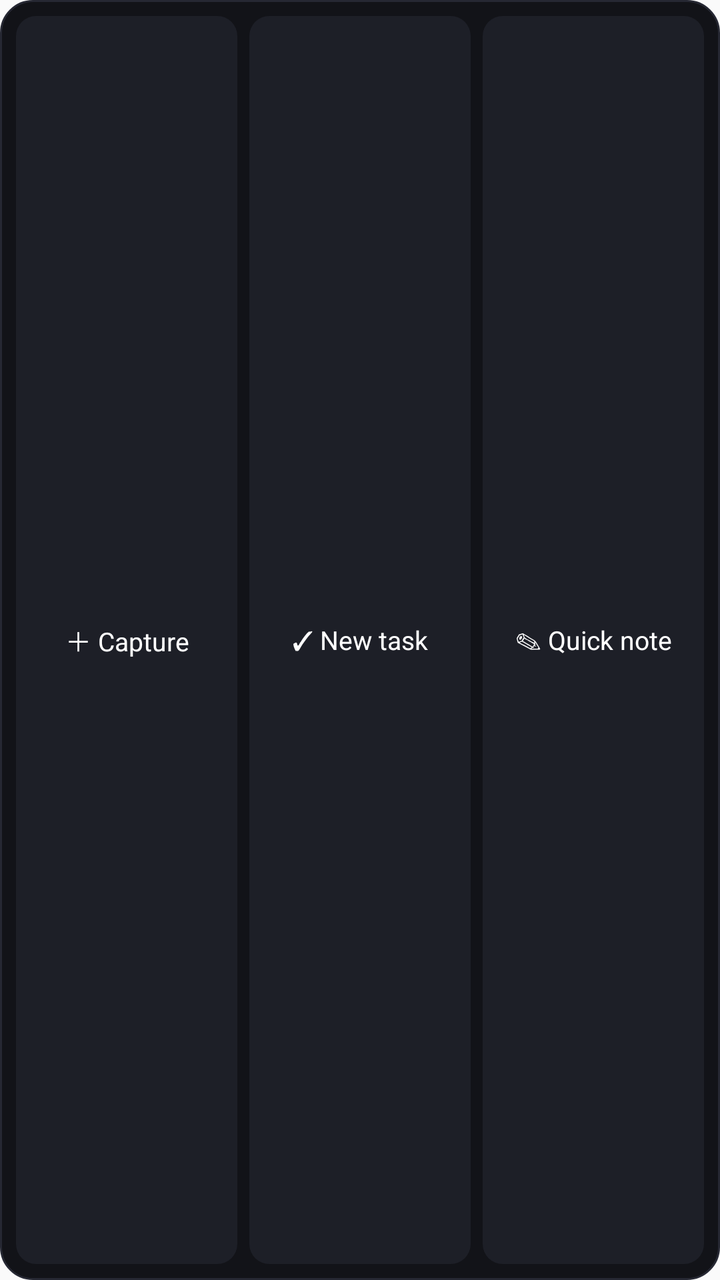
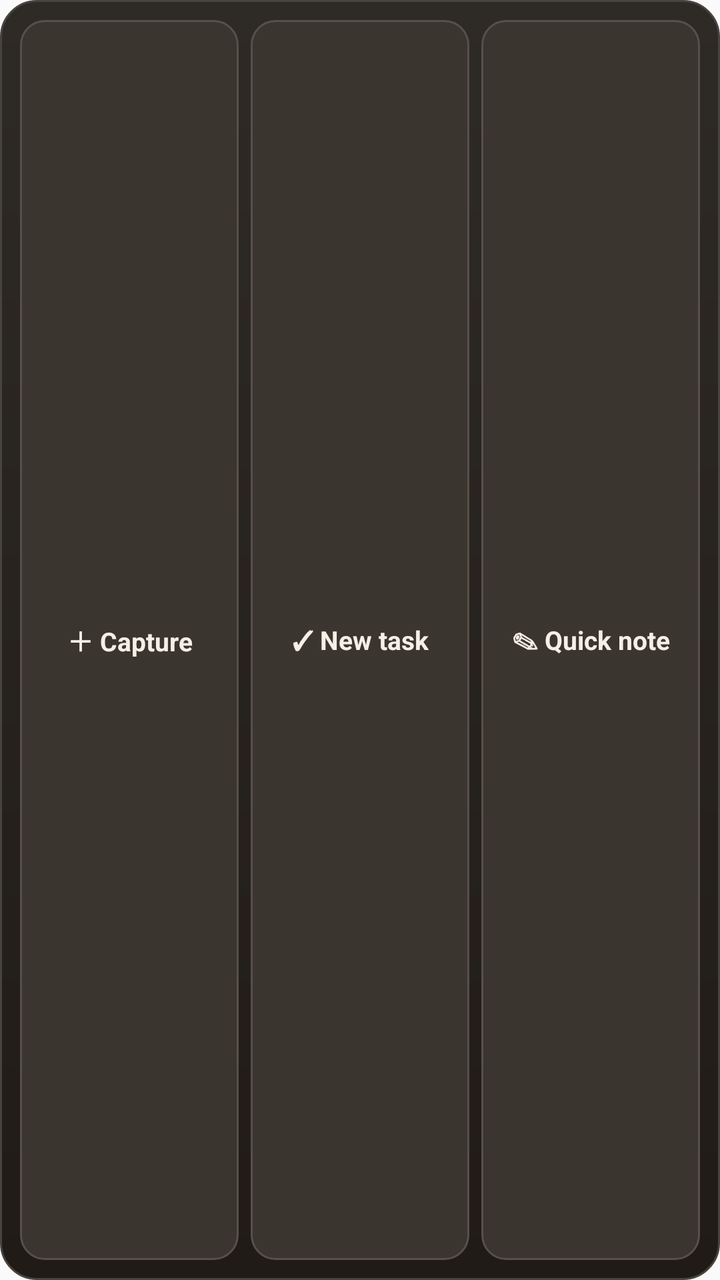

Two renders of the same Android screen: before a commit and after it. Below are the layout's source before the change and the commit's diff.
<!-- AndroidManifest.xml: application theme AppTheme -->
<!-- res/layout/widget_capture.xml -->
<?xml version="1.0" encoding="utf-8"?>
<LinearLayout xmlns:android="http://schemas.android.com/apk/res/android"
    android:id="@+id/w_root"
    android:layout_width="match_parent"
    android:layout_height="match_parent"
    android:orientation="horizontal"
    android:background="@drawable/widget_bg"
    android:padding="8dp">

    <TextView
        android:id="@+id/w_cap_capture"
        android:layout_width="0dp"
        android:layout_height="match_parent"
        android:layout_weight="1"
        android:text="＋ Capture"
        android:textColor="#ffffff"
        android:textSize="13sp"
        android:gravity="center"
        android:background="@drawable/widget_btn_bg"
        android:layout_marginEnd="6dp" />

    <TextView
        android:id="@+id/w_cap_task"
        android:layout_width="0dp"
        android:layout_height="match_parent"
        android:layout_weight="1"
        android:text="✓ New task"
        android:textColor="#ffffff"
        android:textSize="13sp"
        android:gravity="center"
        android:background="@drawable/widget_btn_bg"
        android:layout_marginEnd="6dp" />

    <TextView
        android:id="@+id/w_cap_note"
        android:layout_width="0dp"
        android:layout_height="match_parent"
        android:layout_weight="1"
        android:text="✎ Quick note"
        android:textColor="#ffffff"
        android:textSize="13sp"
        android:gravity="center"
        android:background="@drawable/widget_btn_bg" />
</LinearLayout>
<!-- resources referenced by this layout -->
<resources>
  <!-- drawable widget_bg (drawable) -->
  <?xml version="1.0" encoding="utf-8"?>
  <shape xmlns:android="http://schemas.android.com/apk/res/android" android:shape="rectangle">
      <solid android:color="#121318" />
      <stroke android:width="1dp" android:color="#262833" />
      <corners android:radius="16dp" />
  </shape>
  <!-- drawable widget_btn_bg (drawable) -->
  <?xml version="1.0" encoding="utf-8"?>
  <shape xmlns:android="http://schemas.android.com/apk/res/android" android:shape="rectangle">
      <solid android:color="#1d1f27" />
      <corners android:radius="10dp" />
  </shape>
  <style name="AppTheme" parent="Theme.AppCompat.Light.DarkActionBar">
          
          <item name="colorPrimary">@color/colorPrimary</item>
          <item name="colorPrimaryDark">@color/colorPrimaryDark</item>
          <item name="colorAccent">#5E6AD2</item>
          <item name="android:statusBarColor">#0A0B0E</item>
          <item name="android:navigationBarColor">#0A0B0E</item>
          <item name="android:windowLightStatusBar">false</item>
          <item name="android:windowLightNavigationBar">false</item>
      </style>
</resources>

<!-- the commit's change to res/layout/widget_capture.xml (unified diff, before → after) -->
@@ -5,7 +5,7 @@
     android:layout_height="match_parent"
     android:orientation="horizontal"
     android:background="@drawable/widget_bg"
-    android:padding="8dp">
+    android:padding="10dp">
 
     <TextView
         android:id="@+id/w_cap_capture"
@@ -13,8 +13,9 @@
         android:layout_height="match_parent"
         android:layout_weight="1"
         android:text="＋ Capture"
-        android:textColor="#ffffff"
+        android:textColor="#f5efe6"
         android:textSize="13sp"
+        android:textStyle="bold"
         android:gravity="center"
         android:background="@drawable/widget_btn_bg"
         android:layout_marginEnd="6dp" />
@@ -25,8 +26,9 @@
         android:layout_height="match_parent"
         android:layout_weight="1"
         android:text="✓ New task"
-        android:textColor="#ffffff"
+        android:textColor="#f5efe6"
         android:textSize="13sp"
+        android:textStyle="bold"
         android:gravity="center"
         android:background="@drawable/widget_btn_bg"
         android:layout_marginEnd="6dp" />
@@ -37,8 +39,9 @@
         android:layout_height="match_parent"
         android:layout_weight="1"
         android:text="✎ Quick note"
-        android:textColor="#ffffff"
+        android:textColor="#f5efe6"
         android:textSize="13sp"
+        android:textStyle="bold"
         android:gravity="center"
         android:background="@drawable/widget_btn_bg" />
 </LinearLayout>
<!-- resource entries referenced after the edit -->
@@ -3,15 +3,16 @@
   <!-- drawable widget_bg (drawable) -->
   <?xml version="1.0" encoding="utf-8"?>
   <shape xmlns:android="http://schemas.android.com/apk/res/android" android:shape="rectangle">
-      <solid android:color="#121318" />
-      <stroke android:width="1dp" android:color="#262833" />
-      <corners android:radius="16dp" />
+      <gradient android:angle="270" android:startColor="#2e2a26" android:endColor="#201b17" />
+      <stroke android:width="1dp" android:color="#48433f" />
+      <corners android:radius="18dp" />
   </shape>
   <!-- drawable widget_btn_bg (drawable) -->
   <?xml version="1.0" encoding="utf-8"?>
   <shape xmlns:android="http://schemas.android.com/apk/res/android" android:shape="rectangle">
-      <solid android:color="#1d1f27" />
-      <corners android:radius="10dp" />
+      <solid android:color="#3b352f" />
+      <stroke android:width="1dp" android:color="#57504a" />
+      <corners android:radius="12dp" />
   </shape>
   <style name="AppTheme" parent="Theme.AppCompat.Light.DarkActionBar">
           
